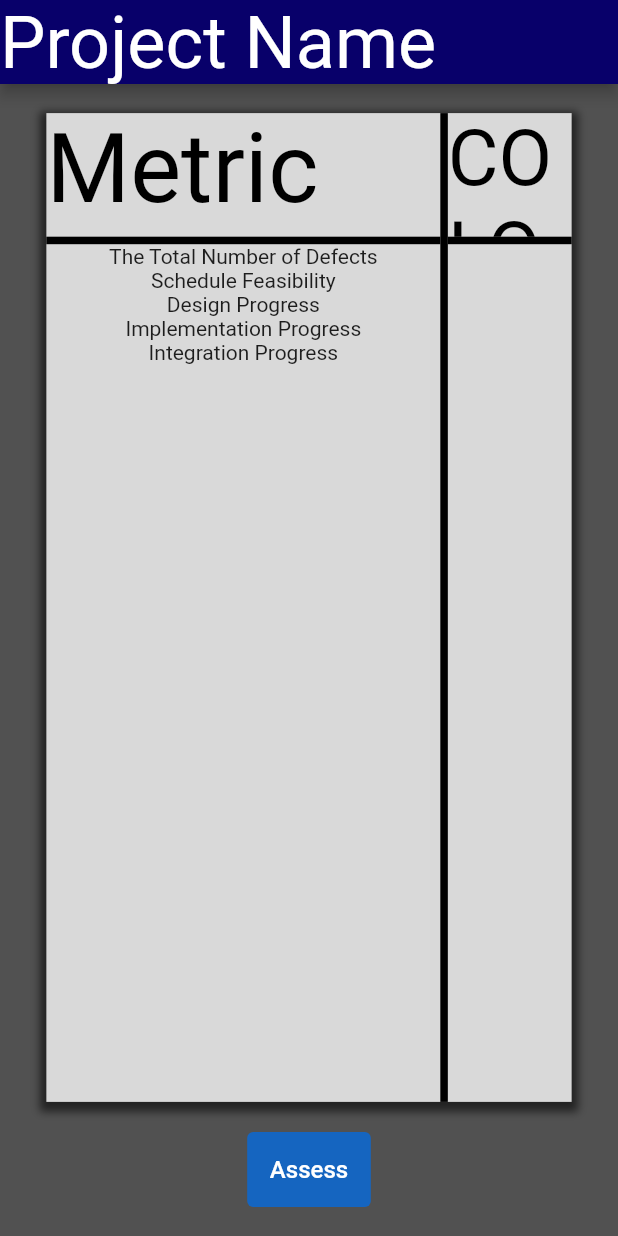
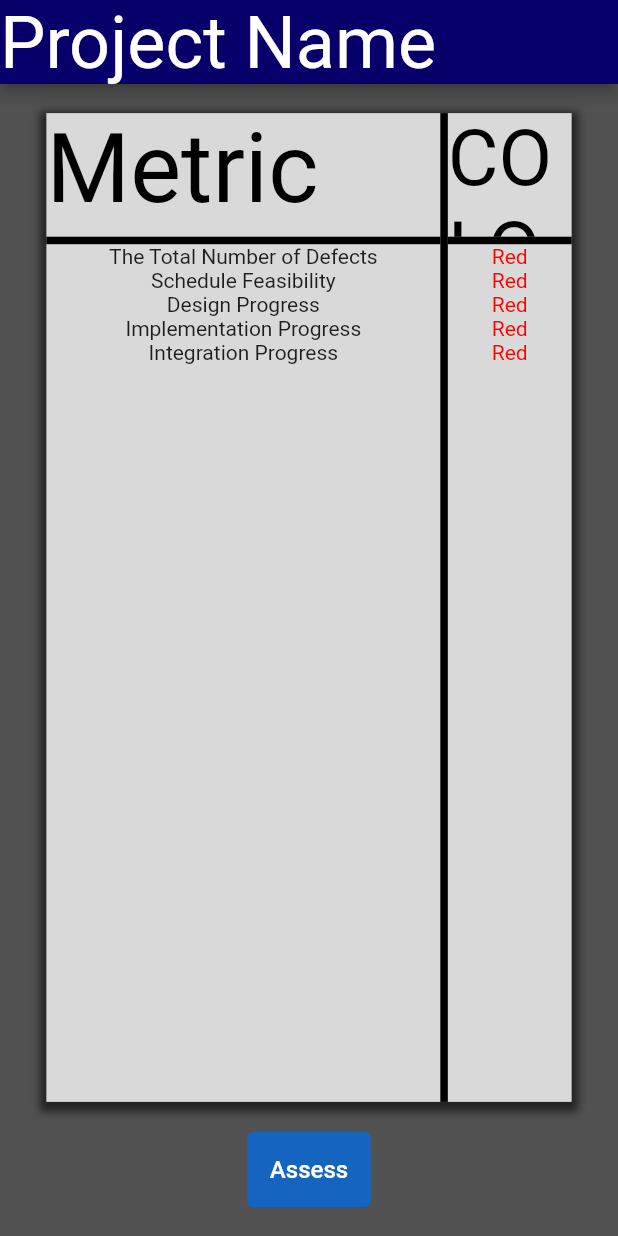
Before and after one commit to cwilson58/flutter_risk_assessment, a Flutter app: the screen it shows after launch, on a phone screen of 412 x 824 dp. Run offline on Flutter 3.47's test engine with Material 2 defaults, Android fonts, the light colour scheme and no system bars.

Commit message:
Dynamic Colour List for all Metrics on index

```diff
--- a/lib/riskCalculator.dart
+++ b/lib/riskCalculator.dart
@@ -217,6 +217,13 @@ class _RiskState extends State<RiskCalculator> {
                                   color: Color(0xFF000000),
                                   thickness: 5,
                                 ),
+                                Container(
+                                  width: mainWindowWidth * 0.25,
+                                  height: appHeight * 0.7 - 5,
+                                  child: Column(
+                                    children: getRiskColourList(),
+                                  ),
+                                ),
                               ])),
                         ],
                       ),
@@ -228,7 +235,7 @@ class _RiskState extends State<RiskCalculator> {
                             Row(
                               children: [
                                 Container(
-                                    color:green,
+                                    color: green,
                                     width: mainWindowWidth * 0.75,
                                     height: appHeight * 0.1,
                                     child: Center(
@@ -276,8 +283,8 @@ class _RiskState extends State<RiskCalculator> {
                                   thickness: 5,
                                 ),
                                 Container(
-                                   color:red,
-                                    width: mainWindowWidth * 0.25 -5,
+                                    color: red,
+                                    width: mainWindowWidth * 0.25 - 5,
                                     height: appHeight * 0.1,
                                     child: const Center(
                                       child: Text(
@@ -382,9 +389,24 @@ class _RiskState extends State<RiskCalculator> {
     });
     return toRet;
   }
+
+  List<Widget> getRiskColourList() {
+    List<Widget> toRet = [];
+    metricRisks.forEach((element) {
+      toRet.add(Text(element.riskColourName,
+          style: TextStyle(color: element.riskColour)));
+    });
+    return toRet;
+  }
 }
 
 class Metric {
+  static Color red = const Color.fromARGB(255, 255, 0, 0);
+  static Color green = const Color.fromARGB(255, 0, 255, 0);
+  static Color yellow = Color.fromARGB(255, 238, 255, 0);
+
+  Color riskColour = red;
+  String riskColourName = "Red";
   double _risk = 0.0;
   String _noRiskName = "";
   int _noRiskVotes = 0;
@@ -410,6 +432,16 @@ class Metric {
             ((2 / 3) * _medRiskVotes) +
             _highRiskVotes) /
         (_noRiskVotes + _lowRiskVotes + _medRiskVotes + _highRiskVotes);
+    if (_risk < (1 / 3)) {
+      riskColour = green;
+      riskColourName = "Green";
+    } else if (_risk < (2 / 3)) {
+      riskColour = yellow;
+      riskColourName = "Yellow";
+    } else {
+      riskColour = red;
+      riskColourName = "Red";
+    }
   }
 
   double getRisk() {
```
